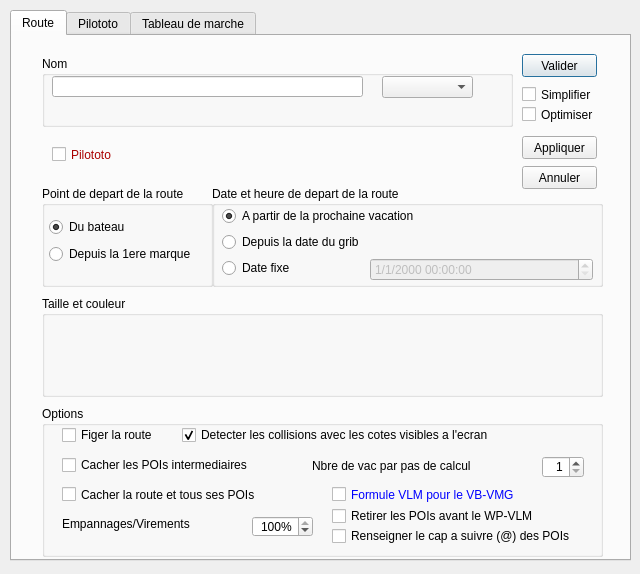
Old version of the form src/Ui/Route_Editor.ui in the repository nohal/qtVlm.
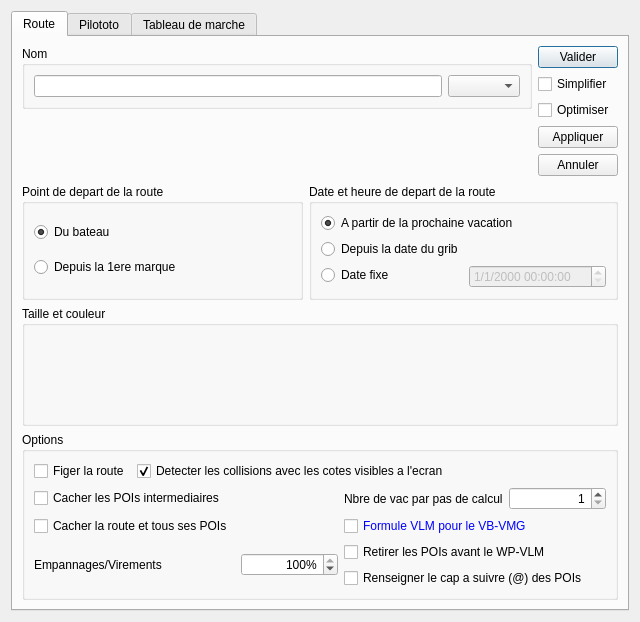
New version of the form.

The edit to the form file:
```diff
--- a/src/Ui/Route_Editor.ui
+++ b/src/Ui/Route_Editor.ui
@@ -31,15 +31,9 @@
   <property name="windowTitle">
    <string notr="true">Route Parameters</string>
   </property>
+  <layout class="QGridLayout" name="gridLayout">
+   <item row="0" column="0">
   <widget class="QTabWidget" name="tabWidget">
-   <property name="geometry">
-    <rect>
-     <x>10</x>
-     <y>10</y>
-     <width>621</width>
-     <height>551</height>
-    </rect>
-   </property>
    <property name="currentIndex">
     <number>0</number>
    </property>
@@ -47,332 +41,136 @@
     <attribute name="title">
      <string>Route</string>
     </attribute>
-    <widget class="QWidget" name="widget" native="true">
-     <property name="geometry">
-      <rect>
-       <x>20</x>
-       <y>10</y>
-       <width>581</width>
-       <height>511</height>
-      </rect>
-     </property>
-     <property name="sizePolicy">
-      <sizepolicy hsizetype="Fixed" vsizetype="Fixed">
-       <horstretch>0</horstretch>
-       <verstretch>0</verstretch>
-      </sizepolicy>
-     </property>
+      <layout class="QVBoxLayout" name="verticalLayout_3">
+       <item>
+        <layout class="QHBoxLayout" name="horizontalLayout_3">
+         <item>
+          <layout class="QVBoxLayout" name="verticalLayout_4">
+           <item>
      <widget class="QGroupBox" name="groupBox_6">
-      <property name="geometry">
-       <rect>
-        <x>10</x>
-        <y>10</y>
-        <width>471</width>
-        <height>71</height>
-       </rect>
-      </property>
       <property name="title">
        <string>Nom</string>
       </property>
-      <widget class="QLineEdit" name="editName">
-       <property name="geometry">
-        <rect>
-         <x>10</x>
-         <y>20</y>
-         <width>311</width>
-         <height>21</height>
-        </rect>
-       </property>
-      </widget>
-      <widget class="QComboBox" name="editBoat">
-       <property name="geometry">
-        <rect>
-         <x>340</x>
-         <y>20</y>
-         <width>91</width>
-         <height>22</height>
-        </rect>
-       </property>
-      </widget>
-     </widget>
-     <widget class="QGroupBox" name="groupBox_7">
-      <property name="geometry">
-       <rect>
-        <x>10</x>
-        <y>360</y>
-        <width>561</width>
-        <height>151</height>
-       </rect>
-      </property>
+             <layout class="QHBoxLayout" name="horizontalLayout">
+              <item>
+               <widget class="QLineEdit" name="editName"/>
+              </item>
+              <item>
+               <widget class="QComboBox" name="editBoat"/>
+              </item>
+             </layout>
+            </widget>
+           </item>
+           <item>
+            <spacer name="verticalSpacer_2">
+             <property name="orientation">
+              <enum>Qt::Vertical</enum>
+             </property>
+             <property name="sizeHint" stdset="0">
+              <size>
+               <width>20</width>
+               <height>40</height>
+              </size>
+             </property>
+            </spacer>
+           </item>
+          </layout>
+         </item>
+         <item>
+          <layout class="QVBoxLayout" name="verticalLayout_5">
+           <item>
+            <widget class="QPushButton" name="btOk">
+             <property name="text">
+              <string>Valider</string>
+             </property>
+            </widget>
+           </item>
+           <item>
+            <widget class="QCheckBox" name="Simplifier">
+             <property name="toolTip">
+              <string>Simplifie la route en supprimant les POIs qui ne changent pas l'eta finale.</string>
+             </property>
+             <property name="text">
+              <string>Simplifier</string>
+             </property>
+            </widget>
+           </item>
+           <item>
+            <widget class="QCheckBox" name="Optimiser">
+             <property name="toolTip">
+              <string>&lt;!DOCTYPE HTML PUBLIC &quot;-//W3C//DTD HTML 4.0//EN&quot; &quot;http://www.w3.org/TR/REC-html40/strict.dtd&quot;&gt;
+&lt;html&gt;&lt;head&gt;&lt;meta name=&quot;qrichtext&quot; content=&quot;1&quot; /&gt;&lt;style type=&quot;text/css&quot;&gt;
+p, li { white-space: pre-wrap; }
+&lt;/style&gt;&lt;/head&gt;&lt;body style=&quot; font-family:'MS Shell Dlg 2'; font-size:7.8pt; font-weight:400; font-style:normal;&quot;&gt;
+&lt;p style=&quot; margin-top:0px; margin-bottom:0px; margin-left:0px; margin-right:0px; -qt-block-indent:0; text-indent:0px;&quot;&gt;&lt;span style=&quot; font-size:8pt;&quot;&gt;Optimise le placement sur la route de tous les POIs simplifiables en utilisant l'algorithme Simplex de Nelder-Mead.&lt;/span&gt;&lt;/p&gt;&lt;/body&gt;&lt;/html&gt;</string>
+             </property>
+             <property name="text">
+              <string>Optimiser</string>
+             </property>
+            </widget>
+           </item>
+           <item>
+            <widget class="QPushButton" name="btAppliquer">
+             <property name="text">
+              <string>Appliquer</string>
+             </property>
+            </widget>
+           </item>
+           <item>
+            <widget class="QPushButton" name="btCancel">
+             <property name="text">
+              <string>Annuler</string>
+             </property>
+            </widget>
+           </item>
+          </layout>
+         </item>
+        </layout>
+       </item>
+       <item>
+        <layout class="QHBoxLayout" name="horizontalLayout_2">
+         <item>
+          <widget class="QGroupBox" name="groupBox_10">
       <property name="title">
-       <string>Options</string>
-      </property>
-      <widget class="QCheckBox" name="editFrozen">
-       <property name="geometry">
-        <rect>
-         <x>20</x>
-         <y>20</y>
-         <width>111</width>
-         <height>18</height>
-        </rect>
-       </property>
-       <property name="toolTip">
-        <string/>
-       </property>
+            <string>Point de depart de la route</string>
+           </property>
+           <layout class="QVBoxLayout" name="verticalLayout_2">
+            <item>
+             <widget class="QRadioButton" name="startFromBoat">
        <property name="text">
-        <string>Figer la route</string>
-       </property>
-      </widget>
-      <widget class="QCheckBox" name="editCoasts">
-       <property name="geometry">
-        <rect>
-         <x>140</x>
-         <y>20</y>
-         <width>411</width>
-         <height>18</height>
-        </rect>
-       </property>
-       <property name="toolTip">
-        <string>Les cotes invibles a l'ecran ne sont pas prises en compte</string>
-       </property>
-       <property name="text">
-        <string>Detecter les collisions avec les cotes visibles a l'ecran</string>
+               <string>Du bateau</string>
        </property>
        <property name="checked">
         <bool>true</bool>
        </property>
       </widget>
-      <widget class="QCheckBox" name="hidePois">
-       <property name="geometry">
-        <rect>
-         <x>20</x>
-         <y>50</y>
-         <width>221</width>
-         <height>18</height>
-        </rect>
-       </property>
+            </item>
+            <item>
+             <widget class="QRadioButton" name="startFromMark">
        <property name="text">
-        <string>Cacher les POIs intermediaires</string>
-       </property>
-      </widget>
-      <widget class="QSpinBox" name="vacStep">
-       <property name="geometry">
-        <rect>
-         <x>500</x>
-         <y>50</y>
-         <width>42</width>
-         <height>22</height>
-        </rect>
-       </property>
-       <property name="alignment">
-        <set>Qt::AlignRight|Qt::AlignTrailing|Qt::AlignVCenter</set>
-       </property>
-       <property name="minimum">
-        <number>1</number>
-       </property>
-      </widget>
-      <widget class="QLabel" name="label">
-       <property name="geometry">
-        <rect>
-         <x>270</x>
-         <y>50</y>
-         <width>221</width>
-         <height>20</height>
-        </rect>
-       </property>
-       <property name="text">
-        <string>Nbre de vac par pas de calcul</string>
-       </property>
-      </widget>
-      <widget class="QCheckBox" name="hidden">
-       <property name="geometry">
-        <rect>
-         <x>20</x>
-         <y>80</y>
-         <width>221</width>
-         <height>17</height>
-        </rect>
-       </property>
-       <property name="text">
-        <string>Cacher la route et tous ses POIs</string>
-       </property>
-      </widget>
-      <widget class="QCheckBox" name="useVbvmgVlm">
-       <property name="geometry">
-        <rect>
-         <x>290</x>
-         <y>80</y>
-         <width>271</width>
-         <height>17</height>
-        </rect>
-       </property>
-       <property name="palette">
-        <palette>
-         <active>
-          <colorrole role="WindowText">
-           <brush brushstyle="SolidPattern">
-            <color alpha="255">
-             <red>0</red>
-             <green>0</green>
-             <blue>255</blue>
-            </color>
-           </brush>
-          </colorrole>
-         </active>
-         <inactive>
-          <colorrole role="WindowText">
-           <brush brushstyle="SolidPattern">
-            <color alpha="255">
-             <red>0</red>
-             <green>0</green>
-             <blue>255</blue>
-            </color>
-           </brush>
-          </colorrole>
-         </inactive>
-         <disabled>
-          <colorrole role="WindowText">
-           <brush brushstyle="SolidPattern">
-            <color alpha="255">
-             <red>120</red>
-             <green>120</green>
-             <blue>120</blue>
-            </color>
-           </brush>
-          </colorrole>
-         </disabled>
-        </palette>
-       </property>
-       <property name="toolTip">
-        <string>Ce bouton a 3 etats, selon que vous utilisez la formule qtVlm, une formule VLM optimisee, ou la formule VLM originale. La formule VLM optimisee donne en principe exactement les memes resultats que la formule non optimisee.</string>
-       </property>
-       <property name="statusTip">
-        <string/>
-       </property>
-       <property name="text">
-        <string>Formule VLM pour le VB-VMG</string>
-       </property>
-       <property name="tristate">
-        <bool>true</bool>
-       </property>
-      </widget>
-      <widget class="QLabel" name="labelTackGybe">
-       <property name="geometry">
-        <rect>
-         <x>20</x>
-         <y>110</y>
-         <width>181</width>
-         <height>16</height>
-        </rect>
-       </property>
-       <property name="text">
-        <string>Empannages/Virements</string>
-       </property>
-      </widget>
-      <widget class="QSpinBox" name="speedLossOnTack">
-       <property name="geometry">
-        <rect>
-         <x>210</x>
-         <y>110</y>
-         <width>61</width>
-         <height>21</height>
-        </rect>
-       </property>
-       <property name="toolTip">
-        <string>Pourcentage de la polaire a appliquer pendant une vacation</string>
-       </property>
-       <property name="alignment">
-        <set>Qt::AlignRight|Qt::AlignTrailing|Qt::AlignVCenter</set>
-       </property>
-       <property name="suffix">
-        <string>%</string>
-       </property>
-       <property name="minimum">
-        <number>1</number>
-       </property>
-       <property name="maximum">
-        <number>100</number>
-       </property>
-       <property name="singleStep">
-        <number>10</number>
-       </property>
-       <property name="value">
-        <number>100</number>
-       </property>
-      </widget>
-      <widget class="QCheckBox" name="autoRemove">
-       <property name="geometry">
-        <rect>
-         <x>290</x>
-         <y>100</y>
-         <width>261</width>
-         <height>20</height>
-        </rect>
-       </property>
-       <property name="text">
-        <string>Retirer les POIs avant le WP-VLM</string>
-       </property>
-      </widget>
-      <widget class="QCheckBox" name="autoAt">
-       <property name="geometry">
-        <rect>
-         <x>290</x>
-         <y>120</y>
-         <width>271</width>
-         <height>20</height>
-        </rect>
-       </property>
-       <property name="text">
-        <string>Renseigner le cap a suivre (@) des POIs</string>
-       </property>
-      </widget>
-     </widget>
-     <widget class="QGroupBox" name="groupBox_8">
-      <property name="geometry">
-       <rect>
-        <x>10</x>
-        <y>250</y>
-        <width>561</width>
-        <height>101</height>
-       </rect>
-      </property>
-      <property name="title">
-       <string>Taille et couleur</string>
-      </property>
-      <widget class="QWidget" name="verticalLayoutWidget_2">
-       <property name="geometry">
-        <rect>
-         <x>10</x>
-         <y>20</y>
-         <width>541</width>
-         <height>71</height>
-        </rect>
-       </property>
-       <layout class="QVBoxLayout" name="verticalLayout"/>
-      </widget>
-     </widget>
+               <string>Depuis la 1ere marque</string>
+              </property>
+             </widget>
+            </item>
+           </layout>
+          </widget>
+         </item>
+         <item>
      <widget class="QGroupBox" name="groupBox_9">
-      <property name="geometry">
-       <rect>
-        <x>180</x>
-        <y>140</y>
-        <width>391</width>
-        <height>101</height>
-       </rect>
-      </property>
       <property name="title">
        <string>Date et heure de depart de la route</string>
       </property>
-      <widget class="QWidget" name="formLayoutWidget_2">
-       <property name="geometry">
-        <rect>
-         <x>10</x>
-         <y>20</y>
-         <width>371</width>
-         <height>78</height>
-        </rect>
-       </property>
        <layout class="QFormLayout" name="formLayout">
+            <item row="0" column="0" colspan="2">
+             <widget class="QRadioButton" name="editVac">
+              <property name="text">
+               <string>A partir de la prochaine vacation</string>
+              </property>
+              <property name="checked">
+               <bool>true</bool>
+              </property>
+             </widget>
+            </item>
         <item row="1" column="0">
          <widget class="QRadioButton" name="editGrib">
           <property name="text">
@@ -400,121 +198,108 @@
           </property>
          </widget>
         </item>
-        <item row="0" column="0" colspan="2">
-         <widget class="QRadioButton" name="editVac">
-          <property name="text">
-           <string>A partir de la prochaine vacation</string>
-          </property>
-          <property name="checked">
-           <bool>true</bool>
-          </property>
+           </layout>
          </widget>
         </item>
        </layout>
-      </widget>
-     </widget>
-     <widget class="QGroupBox" name="groupBox_10">
-      <property name="geometry">
-       <rect>
-        <x>10</x>
-        <y>140</y>
-        <width>171</width>
-        <height>101</height>
-       </rect>
+       </item>
+       <item>
+        <widget class="QGroupBox" name="colorBox">
+         <property name="minimumSize">
+          <size>
+           <width>0</width>
+           <height>120</height>
+          </size>
       </property>
       <property name="title">
-       <string>Point de depart de la route</string>
-      </property>
-      <widget class="QWidget" name="layoutWidget_2">
-       <property name="geometry">
-        <rect>
-         <x>7</x>
-         <y>30</y>
-         <width>161</width>
-         <height>49</height>
-        </rect>
-       </property>
-       <layout class="QVBoxLayout" name="verticalLayout_5">
+          <string>Taille et couleur</string>
+         </property>
+         <layout class="QVBoxLayout" name="verticalLayout"/>
+        </widget>
+       </item>
         <item>
-         <widget class="QRadioButton" name="startFromBoat">
-          <property name="text">
-           <string>Du bateau</string>
-          </property>
-          <property name="checked">
-           <bool>true</bool>
-          </property>
-         </widget>
-        </item>
-        <item>
-         <widget class="QRadioButton" name="startFromMark">
-          <property name="text">
-           <string>Depuis la 1ere marque</string>
-          </property>
-         </widget>
-        </item>
-       </layout>
-      </widget>
-     </widget>
-     <widget class="QPushButton" name="btOk">
-      <property name="geometry">
-       <rect>
-        <x>490</x>
-        <y>8</y>
-        <width>75</width>
-        <height>23</height>
-       </rect>
-      </property>
+        <widget class="QGroupBox" name="groupBox_7">
+         <property name="title">
+          <string>Options</string>
+         </property>
+         <layout class="QGridLayout" name="gridLayout_4">
+          <item row="3" column="2" rowspan="2">
+           <widget class="QSpinBox" name="speedLossOnTack">
+            <property name="toolTip">
+             <string>Pourcentage de la polaire a appliquer pendant une vacation</string>
+            </property>
+            <property name="alignment">
+             <set>Qt::AlignRight|Qt::AlignTrailing|Qt::AlignVCenter</set>
+            </property>
+            <property name="suffix">
+             <string>%</string>
+            </property>
+            <property name="minimum">
+             <number>1</number>
+            </property>
+            <property name="maximum">
+             <number>100</number>
+            </property>
+            <property name="singleStep">
+             <number>10</number>
+            </property>
+            <property name="value">
+             <number>100</number>
+            </property>
+           </widget>
+          </item>
+          <item row="1" column="4">
+           <widget class="QSpinBox" name="vacStep">
+            <property name="alignment">
+             <set>Qt::AlignRight|Qt::AlignTrailing|Qt::AlignVCenter</set>
+            </property>
+            <property name="minimum">
+             <number>1</number>
+            </property>
+           </widget>
+          </item>
+          <item row="4" column="3" colspan="2">
+           <widget class="QCheckBox" name="autoAt">
       <property name="text">
-       <string>Valider</string>
-      </property>
-     </widget>
-     <widget class="QCheckBox" name="Simplifier">
-      <property name="geometry">
-       <rect>
-        <x>490</x>
-        <y>40</y>
-        <width>91</width>
-        <height>17</height>
-       </rect>
-      </property>
+             <string>Renseigner le cap a suivre (@) des POIs</string>
+            </property>
+           </widget>
+          </item>
+          <item row="0" column="0">
+           <widget class="QCheckBox" name="editFrozen">
       <property name="toolTip">
-       <string>Simplifie la route en supprimant les POIs qui ne changent pas l'eta finale.</string>
+             <string/>
       </property>
       <property name="text">
-       <string>Simplifier</string>
-      </property>
-     </widget>
-     <widget class="QPushButton" name="btCancel">
-      <property name="geometry">
-       <rect>
-        <x>490</x>
-        <y>120</y>
-        <width>75</width>
-        <height>23</height>
-       </rect>
-      </property>
+             <string>Figer la route</string>
+            </property>
+           </widget>
+          </item>
+          <item row="1" column="0" colspan="3">
+           <widget class="QCheckBox" name="hidePois">
       <property name="text">
-       <string>Annuler</string>
-      </property>
-     </widget>
-     <widget class="QCheckBox" name="pilototo">
-      <property name="geometry">
-       <rect>
-        <x>20</x>
-        <y>100</y>
-        <width>81</width>
-        <height>17</height>
-       </rect>
-      </property>
+             <string>Cacher les POIs intermediaires</string>
+            </property>
+           </widget>
+          </item>
+          <item row="3" column="0" rowspan="2" colspan="2">
+           <widget class="QLabel" name="labelTackGybe">
+            <property name="text">
+             <string>Empannages/Virements</string>
+            </property>
+           </widget>
+          </item>
+          <item row="2" column="3" colspan="2">
+           <widget class="QCheckBox" name="useVbvmgVlm">
       <property name="palette">
        <palette>
         <active>
          <colorrole role="WindowText">
           <brush brushstyle="SolidPattern">
            <color alpha="255">
-            <red>170</red>
+                  <red>0</red>
             <green>0</green>
-            <blue>0</blue>
+                  <blue>255</blue>
            </color>
           </brush>
          </colorrole>
@@ -523,9 +308,9 @@
          <colorrole role="WindowText">
           <brush brushstyle="SolidPattern">
            <color alpha="255">
-            <red>170</red>
+                  <red>0</red>
             <green>0</green>
-            <blue>0</blue>
+                  <blue>255</blue>
            </color>
           </brush>
          </colorrole>
@@ -543,112 +328,145 @@
         </disabled>
        </palette>
       </property>
+            <property name="toolTip">
+             <string>Ce bouton a 3 etats, selon que vous utilisez la formule qtVlm, une formule VLM optimisee, ou la formule VLM originale. La formule VLM optimisee donne en principe exactement les memes resultats que la formule non optimisee.</string>
+            </property>
+            <property name="statusTip">
+             <string/>
+            </property>
       <property name="text">
-       <string>Pilototo</string>
-      </property>
-     </widget>
-     <widget class="QPushButton" name="btAppliquer">
-      <property name="geometry">
-       <rect>
-        <x>490</x>
-        <y>90</y>
-        <width>75</width>
-        <height>23</height>
-       </rect>
-      </property>
+             <string>Formule VLM pour le VB-VMG</string>
+            </property>
+            <property name="tristate">
+             <bool>true</bool>
+            </property>
+           </widget>
+          </item>
+          <item row="3" column="3" colspan="2">
+           <widget class="QCheckBox" name="autoRemove">
+            <property name="text">
+             <string>Retirer les POIs avant le WP-VLM</string>
+            </property>
+           </widget>
+          </item>
+          <item row="1" column="3">
+           <widget class="QLabel" name="label">
       <property name="text">
-       <string>Appliquer</string>
-      </property>
-     </widget>
-     <widget class="QCheckBox" name="Optimiser">
-      <property name="geometry">
-       <rect>
-        <x>490</x>
-        <y>60</y>
-        <width>91</width>
-        <height>17</height>
-       </rect>
-      </property>
+             <string>Nbre de vac par pas de calcul</string>
+            </property>
+           </widget>
+          </item>
+          <item row="2" column="0" colspan="3">
+           <widget class="QCheckBox" name="hidden">
+            <property name="text">
+             <string>Cacher la route et tous ses POIs</string>
+            </property>
+           </widget>
+          </item>
+          <item row="0" column="1" colspan="4">
+           <widget class="QCheckBox" name="editCoasts">
       <property name="toolTip">
-       <string>&lt;!DOCTYPE HTML PUBLIC &quot;-//W3C//DTD HTML 4.0//EN&quot; &quot;http://www.w3.org/TR/REC-html40/strict.dtd&quot;&gt;
-&lt;html&gt;&lt;head&gt;&lt;meta name=&quot;qrichtext&quot; content=&quot;1&quot; /&gt;&lt;style type=&quot;text/css&quot;&gt;
-p, li { white-space: pre-wrap; }
-&lt;/style&gt;&lt;/head&gt;&lt;body style=&quot; font-family:'MS Shell Dlg 2'; font-size:7.8pt; font-weight:400; font-style:normal;&quot;&gt;
-&lt;p style=&quot; margin-top:0px; margin-bottom:0px; margin-left:0px; margin-right:0px; -qt-block-indent:0; text-indent:0px;&quot;&gt;&lt;span style=&quot; font-size:8pt;&quot;&gt;Optimise le placement sur la route de tous les POIs simplifiables en utilisant l'algorithme Simplex de Nelder-Mead.&lt;/span&gt;&lt;/p&gt;&lt;/body&gt;&lt;/html&gt;</string>
+             <string>Les cotes invibles a l'ecran ne sont pas prises en compte</string>
       </property>
       <property name="text">
-       <string>Optimiser</string>
-      </property>
-     </widget>
-    </widget>
+             <string>Detecter les collisions avec les cotes visibles a l'ecran</string>
+            </property>
+            <property name="checked">
+             <bool>true</bool>
+            </property>
+           </widget>
+          </item>
+         </layout>
+        </widget>
+       </item>
+      </layout>
    </widget>
    <widget class="QWidget" name="tab_2">
     <attribute name="title">
      <string>Pilototo</string>
     </attribute>
-    <widget class="QPushButton" name="Envoyer">
-     <property name="geometry">
-      <rect>
-       <x>330</x>
-       <y>420</y>
-       <width>251</width>
-       <height>28</height>
-      </rect>
-     </property>
-     <property name="text">
-      <string>Envoyer les ordres</string>
-     </property>
-    </widget>
-    <widget class="QPushButton" name="defaultOrders">
-     <property name="geometry">
-      <rect>
-       <x>330</x>
-       <y>20</y>
-       <width>251</width>
-       <height>28</height>
-      </rect>
-     </property>
-     <property name="text">
-      <string>Charger automatiquement</string>
-     </property>
-    </widget>
-    <widget class="QTreeView" name="pilotView">
-     <property name="geometry">
-      <rect>
-       <x>10</x>
-       <y>130</y>
-       <width>591</width>
-       <height>192</height>
-      </rect>
-     </property>
-    </widget>
+      <layout class="QGridLayout" name="gridLayout_2">
+       <item row="2" column="0" colspan="2">
+        <widget class="QTreeView" name="pilotView"/>
+       </item>
+       <item row="1" column="1">
     <widget class="QPushButton" name="customOrders">
-     <property name="geometry">
-      <rect>
-       <x>330</x>
-       <y>50</y>
-       <width>251</width>
-       <height>28</height>
-      </rect>
-     </property>
      <property name="text">
       <string>Charger les POIs preselectionnes</string>
      </property>
     </widget>
+       </item>
+       <item row="0" column="1">
+        <widget class="QPushButton" name="defaultOrders">
+         <property name="text">
+          <string>Charger automatiquement</string>
+         </property>
+        </widget>
+       </item>
+       <item row="3" column="1">
+        <widget class="QPushButton" name="Envoyer">
+         <property name="text">
+          <string>Envoyer les ordres</string>
+         </property>
+        </widget>
+       </item>
+       <item row="4" column="0" colspan="2">
+        <spacer name="verticalSpacer">
+         <property name="orientation">
+          <enum>Qt::Vertical</enum>
+         </property>
+         <property name="sizeHint" stdset="0">
+          <size>
+           <width>20</width>
+           <height>40</height>
+          </size>
+         </property>
+        </spacer>
+       </item>
+       <item row="0" column="0" rowspan="2">
+        <spacer name="horizontalSpacer">
+         <property name="orientation">
+          <enum>Qt::Horizontal</enum>
+         </property>
+         <property name="sizeHint" stdset="0">
+          <size>
+           <width>40</width>
+           <height>20</height>
+          </size>
+         </property>
+        </spacer>
+       </item>
+      </layout>
    </widget>
    <widget class="QWidget" name="tab_3">
     <attribute name="title">
      <string>Tableau de marche</string>
     </attribute>
+      <layout class="QVBoxLayout" name="verticalLayout_6">
+       <item>
+        <layout class="QHBoxLayout" name="horizontalLayout_4">
+         <item>
+          <spacer name="horizontalSpacer_2">
+           <property name="orientation">
+            <enum>Qt::Horizontal</enum>
+           </property>
+           <property name="sizeHint" stdset="0">
+            <size>
+             <width>40</width>
+             <height>20</height>
+            </size>
+           </property>
+          </spacer>
+         </item>
+         <item>
+          <widget class="QLabel" name="label_2">
+           <property name="text">
+            <string>Interval</string>
+           </property>
+          </widget>
+         </item>
+         <item>
     <widget class="QSpinBox" name="roadMapInterval">
-     <property name="geometry">
-      <rect>
-       <x>420</x>
-       <y>10</y>
-       <width>101</width>
-       <height>22</height>
-      </rect>
-     </property>
      <property name="alignment">
       <set>Qt::AlignRight|Qt::AlignTrailing|Qt::AlignVCenter</set>
      </property>
@@ -665,66 +483,34 @@
       <number>5</number>
      </property>
     </widget>
-    <widget class="QLabel" name="label_2">
-     <property name="geometry">
-      <rect>
-       <x>310</x>
-       <y>10</y>
-       <width>81</width>
-       <height>16</height>
-      </rect>
-     </property>
-     <property name="text">
-      <string>Interval</string>
-     </property>
-    </widget>
+         </item>
+        </layout>
+       </item>
+       <item>
     <widget class="QTreeView" name="roadMap">
-     <property name="geometry">
-      <rect>
-       <x>20</x>
-       <y>40</y>
-       <width>551</width>
-       <height>391</height>
-      </rect>
-     </property>
      <property name="sortingEnabled">
       <bool>true</bool>
      </property>
-    </widget>
+         <attribute name="headerStretchLastSection">
+          <bool>false</bool>
+         </attribute>
+        </widget>
+       </item>
+       <item>
     <widget class="QGroupBox" name="groupBox">
-     <property name="geometry">
-      <rect>
-       <x>20</x>
-       <y>440</y>
-       <width>551</width>
-       <height>81</height>
-      </rect>
-     </property>
      <property name="title">
       <string>Statistiques</string>
      </property>
+         <layout class="QGridLayout" name="gridLayout_3">
+          <item row="0" column="0">
      <widget class="QLabel" name="label_3">
-      <property name="geometry">
-       <rect>
-        <x>20</x>
-        <y>20</y>
-        <width>151</width>
-        <height>16</height>
-       </rect>
-      </property>
       <property name="text">
        <string>Distance orthodromique</string>
       </property>
      </widget>
+          </item>
+          <item row="0" column="1">
      <widget class="QLineEdit" name="orthDist">
-      <property name="geometry">
-       <rect>
-        <x>190</x>
-        <y>20</y>
-        <width>91</width>
-        <height>22</height>
-       </rect>
-      </property>
       <property name="alignment">
        <set>Qt::AlignRight|Qt::AlignTrailing|Qt::AlignVCenter</set>
       </property>
@@ -732,44 +518,16 @@
        <bool>true</bool>
       </property>
      </widget>
-     <widget class="QLineEdit" name="orthDistParcourue">
-      <property name="geometry">
-       <rect>
-        <x>450</x>
-        <y>20</y>
-        <width>91</width>
-        <height>22</height>
-       </rect>
-      </property>
-      <property name="alignment">
-       <set>Qt::AlignRight|Qt::AlignTrailing|Qt::AlignVCenter</set>
-      </property>
-      <property name="readOnly">
-       <bool>true</bool>
-      </property>
-     </widget>
+          </item>
+          <item row="0" column="2">
      <widget class="QLabel" name="label_4">
-      <property name="geometry">
-       <rect>
-        <x>300</x>
-        <y>20</y>
-        <width>131</width>
-        <height>16</height>
-       </rect>
-      </property>
       <property name="text">
        <string>Distance parcourue</string>
       </property>
      </widget>
-     <widget class="QLineEdit" name="avgSpeed">
-      <property name="geometry">
-       <rect>
-        <x>190</x>
-        <y>50</y>
-        <width>91</width>
-        <height>22</height>
-       </rect>
-      </property>
+          </item>
+          <item row="0" column="3">
+           <widget class="QLineEdit" name="orthDistParcourue">
       <property name="alignment">
        <set>Qt::AlignRight|Qt::AlignTrailing|Qt::AlignVCenter</set>
       </property>
@@ -777,28 +535,16 @@
        <bool>true</bool>
       </property>
      </widget>
+          </item>
+          <item row="1" column="0">
      <widget class="QLabel" name="label_5">
-      <property name="geometry">
-       <rect>
-        <x>20</x>
-        <y>50</y>
-        <width>151</width>
-        <height>16</height>
-       </rect>
-      </property>
       <property name="text">
        <string>Vitesse moyenne</string>
       </property>
      </widget>
-     <widget class="QLineEdit" name="avgTWS">
-      <property name="geometry">
-       <rect>
-        <x>450</x>
-        <y>50</y>
-        <width>91</width>
-        <height>22</height>
-       </rect>
-      </property>
+          </item>
+          <item row="1" column="1">
+           <widget class="QLineEdit" name="avgSpeed">
       <property name="alignment">
        <set>Qt::AlignRight|Qt::AlignTrailing|Qt::AlignVCenter</set>
       </property>
@@ -806,22 +552,32 @@
        <bool>true</bool>
       </property>
      </widget>
+          </item>
+          <item row="1" column="2">
      <widget class="QLabel" name="label_6">
-      <property name="geometry">
-       <rect>
-        <x>300</x>
-        <y>50</y>
-        <width>91</width>
-        <height>16</height>
-       </rect>
-      </property>
       <property name="text">
        <string>TWS moyen</string>
       </property>
      </widget>
-    </widget>
-   </widget>
-  </widget>
+          </item>
+          <item row="1" column="3">
+           <widget class="QLineEdit" name="avgTWS">
+            <property name="alignment">
+             <set>Qt::AlignRight|Qt::AlignTrailing|Qt::AlignVCenter</set>
+            </property>
+            <property name="readOnly">
+             <bool>true</bool>
+            </property>
+           </widget>
+          </item>
+         </layout>
+        </widget>
+       </item>
+      </layout>
+     </widget>
+    </widget>
+   </item>
+  </layout>
  </widget>
  <tabstops>
   <tabstop>tabWidget</tabstop>
```
Left out of the diff: 7 changed lines with no effect on the pictures. Lines whose indentation alone changed are shown as unchanged.
